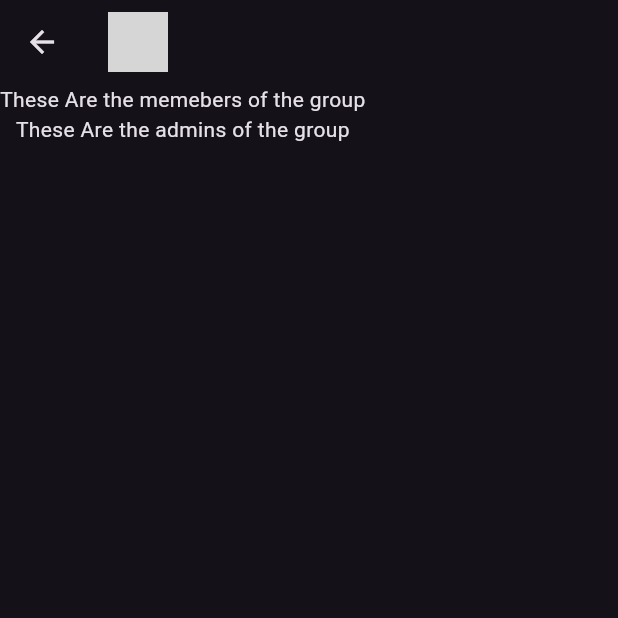
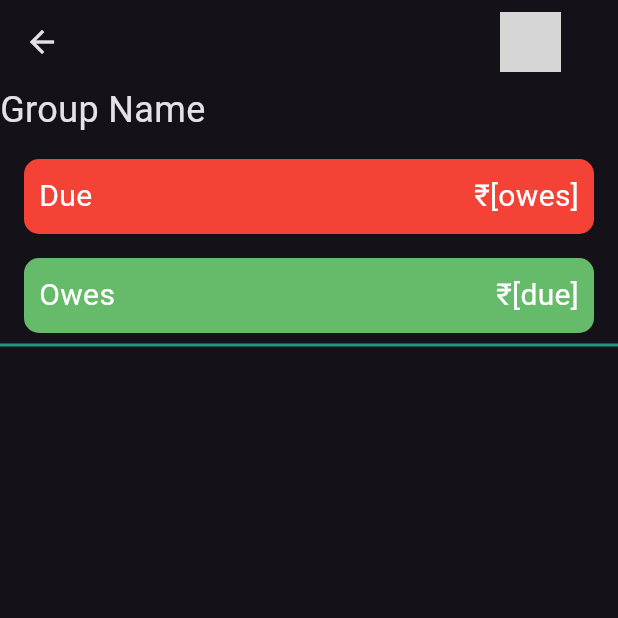
Before and after one commit to yaviral17/paysa, a Flutter app: the GroupPage screen opened directly with empty values, on a phone screen of 412 x 824 dp, the top half of it. Run offline on Flutter 3.47's test engine with Material 3 defaults, Android fonts, the phone set to English and light mode, and no system bars; our stand-ins replace cherry_toast, cloud_firestore, custom_refresh_indicator, firebase_auth, firebase_core, get and 10 more; missing offline and left inert: dart:ffi, pull_down_button; accounts and stored records are empty; network calls fail; grey boxes are pictures that could not be loaded.

Commit message:
added due and owe amount in groupPage

```diff
--- a/lib/Views/GroupPage/GroupPage.dart
+++ b/lib/Views/GroupPage/GroupPage.dart
@@ -1,6 +1,7 @@
 import 'package:firebase_auth/firebase_auth.dart';
 import 'package:flutter/material.dart';
 import 'package:paysa/Models/GroupModel.dart';
+import 'package:paysa/utils/constants/colors.dart';
 
 class GroupPage extends StatelessWidget {
   const GroupPage({super.key, required this.group});
@@ -10,26 +11,91 @@ class GroupPage extends StatelessWidget {
   Widget build(BuildContext context) {
     return Scaffold(
         appBar: AppBar(
-          actions: [],
           title: Row(
-            mainAxisAlignment: MainAxisAlignment.start,
+            mainAxisAlignment: MainAxisAlignment.spaceAround,
             children: [
+              Text(group.name),
+              // Spacer(),
+              SizedBox(
+                width: 150,
+              ),
               CircleAvatar(
                 backgroundImage: NetworkImage(group.icon),
               ),
-              SizedBox(
-                width: 20,
-              ),
-              Text(group.name),
             ],
           ),
         ),
         body: Column(
           children: [
-            Text("These Are the memebers of the group ${group.name}"),
-            ...List.generate(group.members.length,
-                (index) => Chip(label: Text(group.members[index]))),
-            Text("These Are the admins of the group ${group.name}"),
+            Column(
+              children: [
+                Row(children: [
+                  Text(
+                    "Group Name ",
+                    style: TextStyle(fontSize: 24),
+                  ),
+                  Text(group.name, style: TextStyle(fontSize: 24)),
+                ]),
+                Padding(
+                  padding: const EdgeInsets.all(16.0),
+                  child: Container(
+                    height: 50,
+                    width: double.infinity,
+                    padding: const EdgeInsets.all(10),
+                    decoration: BoxDecoration(
+                      borderRadius: BorderRadius.circular(10),
+                      color: Colors.primaries[0],
+                    ),
+                    child: Row(
+                      children: [
+                        Text(
+                          "Due",
+                          style: TextStyle(color: Colors.white, fontSize: 20),
+                        ),
+                        Spacer(),
+                        Text(
+                          "₹" + ["owes"].toString(),
+                          style: TextStyle(color: Colors.white, fontSize: 20),
+                        ),
+                      ],
+                    ),
+                  ),
+                ),
+                Padding(
+                  padding: const EdgeInsets.symmetric(horizontal: 16.0),
+                  child: Container(
+                    height: 50,
+                    width: double.infinity,
+                    padding: const EdgeInsets.all(10),
+                    decoration: BoxDecoration(
+                      borderRadius: BorderRadius.circular(10),
+                      color: Colors.green[400],
+                    ),
+                    child: Row(
+                      children: [
+                        Text(
+                          "Owes",
+                          style: TextStyle(color: Colors.white, fontSize: 20),
+                        ),
+                        Spacer(),
+                        Text(
+                          "₹" + ["due"].toString(),
+                          style: TextStyle(color: Colors.white, fontSize: 20),
+                        ),
+                      ],
+                    ),
+                  ),
+                ),
+                Divider(
+                  color: TColors.primary,
+                  thickness: 2,
+                ),
+              ],
+            ),
+            // Text("These Are the memebers of the group ${group.name}"),
+            // ...List.generate(group.members.length,
+            //     (index) => Chip(label: Text(group.members[index]))),
+            // Text("These Are the admins of the group ${group.name}"),
           ],
         ));
   }
```
